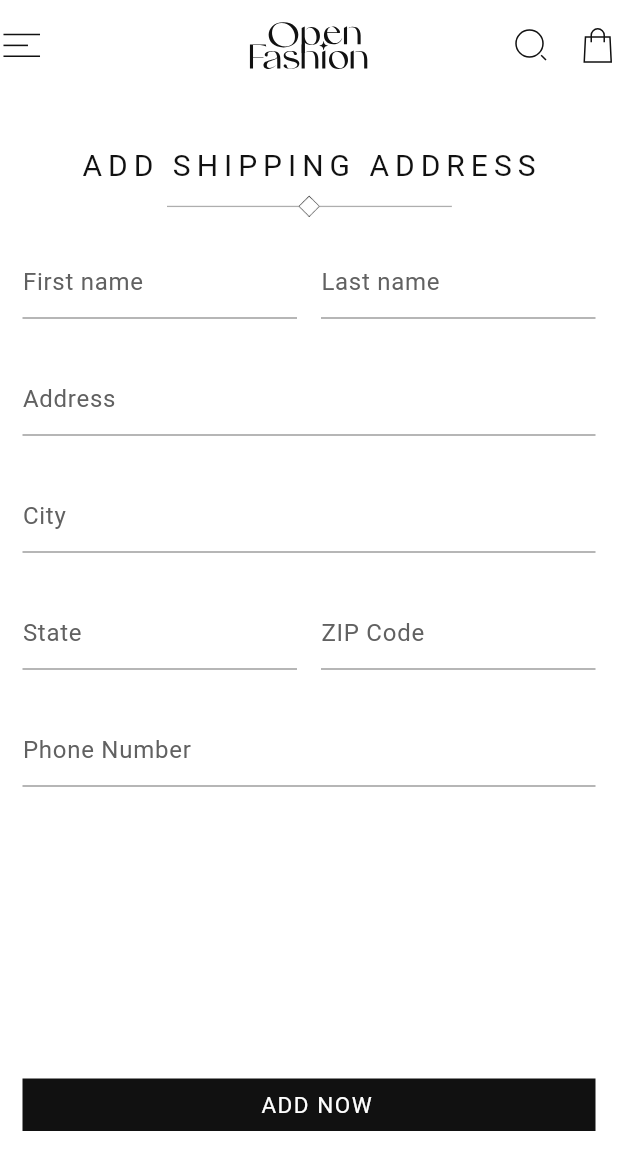
After one commit to ahmedsalehalzabr/Open_Fashion, a Flutter app: the AddAddress screen opened directly, on a phone screen of 412 x 824 dp. The commit adds this screen. Shown: the top 1170 px of the screen. Run offline on Flutter 3.47's test engine with Material 3 defaults, Android fonts, the phone set to English and light mode, and no system bars; our stand-ins replace flutter_svg, gap, ionicons; Roboto replaces fonts that are missing (TenorSans).

Commit message:
Done Add AddAddress Screen

```diff
--- /dev/null
+++ b/lib/Screens/add_address.dart
@@ -0,0 +1,155 @@
+import 'package:flutter/material.dart';
+import 'package:gap/gap.dart';
+import 'package:open_fashion/components/custom_appbar.dart';
+import 'package:open_fashion/components/header.dart';
+import '../components/custom_button.dart';
+import '../components/custom_text_field.dart';
+
+class AddAddress extends StatefulWidget {
+  const AddAddress({
+    super.key,
+    this.editData,
+  });
+
+  final dynamic editData;
+
+
+  @override
+  State<AddAddress> createState() => _AddAddressState();
+}
+
+class _AddAddressState extends State<AddAddress> {
+  final firstNameController = TextEditingController();
+  final lastNameController = TextEditingController();
+  final addressController = TextEditingController();
+  final cityController = TextEditingController();
+  final stateController = TextEditingController();
+  final zipCodeController = TextEditingController();
+  final phoneController = TextEditingController();
+
+  final _formKey = GlobalKey<FormState>();
+
+  @override
+  void dispose() {
+    firstNameController.dispose();
+    lastNameController.dispose();
+    addressController.dispose();
+    cityController.dispose();
+    stateController.dispose();
+    zipCodeController.dispose();
+    phoneController.dispose();
+    super.dispose();
+  }
+
+  @override
+  void initState() {
+    if(widget.editData != null) {
+      firstNameController.text = widget.editData['first'] ?? "";
+      lastNameController.text = widget.editData['last'] ?? "";
+      addressController.text = widget.editData['address'] ?? "";
+      cityController.text = widget.editData['city'] ?? "";
+      stateController.text = widget.editData['state'] ?? "";
+      zipCodeController.text = widget.editData['Zip'] ?? "";
+      phoneController.text = widget.editData['phone'] ?? "";
+    }
+    super.initState();
+  }
+
+
+  @override
+  Widget build(BuildContext context) {
+    return Scaffold(
+      appBar: CustomAppbar(isBlackk: false),
+
+      body: Padding(
+        padding: const EdgeInsets.symmetric(horizontal: 15),
+        child: Column(
+          children: [
+
+            Header(title: "Add shipping address"),
+
+            Form(
+              key: _formKey,
+              child: Column(
+                children: [
+                  Row(
+                    children: [
+                      Expanded(
+                        child: CustomTextField(
+                          label: 'First name',
+                          controller: firstNameController,
+                        ),
+                      ),
+                      const SizedBox(width: 16),
+                      Expanded(
+                        child: CustomTextField(
+                          label: 'Last name',
+                          controller: lastNameController,
+                        ),
+                      ),
+                    ],
+                  ),
+                  Gap(30),
+                  CustomTextField(label: 'Address', controller: addressController),
+                  Gap(30),
+                  CustomTextField(label: 'City', controller: cityController),
+                  Gap(30),
+                  Row(
+                    children: [
+                      Expanded(
+                        child: CustomTextField(
+                          label: 'State',
+                          controller: stateController,
+                        ),
+                      ),
+                      const SizedBox(width: 16),
+                      Expanded(
+                        child: CustomTextField(
+                          label: 'ZIP Code',
+                          controller: zipCodeController,
+                        ),
+                      ),
+                    ],
+                  ),
+                  Gap(30),
+                  CustomTextField(
+                    label: 'Phone Number',
+                    controller: phoneController,
+                  ),
+                ],
+              ),
+            ),
+
+
+            Spacer(),
+
+
+            CustomButton(
+              isSvgg: false,
+              title: "Add Now",
+              onTap: () {
+                if(_formKey.currentState!.validate()) {
+                  return;
+                } else {
+                  final data = {
+                    'first' : firstNameController.text,
+                    'last' : lastNameController.text,
+                    'address' : addressController.text,
+                    'Zip' : zipCodeController.text,
+                    'city' : cityController.text,
+                    'phone' : phoneController.text,
+                  };
+                  Navigator.pop(context, data);
+                }
+
+
+              },
+            ),
+
+            Gap(70),
+          ],
+        ),
+      ),
+    );
+  }
+}
--- /dev/null
+++ b/lib/components/custom_text_field.dart
@@ -0,0 +1,29 @@
+import 'package:flutter/material.dart';
+
+class CustomTextField extends StatelessWidget {
+  final String label;
+  final TextEditingController controller;
+
+  const CustomTextField({super.key, required this.label, required this.controller});
+
+  @override
+  Widget build(BuildContext context) {
+    return TextFormField(
+      controller: controller,
+      validator: (v) => "Please Fill The Field",
+      decoration: InputDecoration(
+        hintText: label,
+        hintStyle: TextStyle(
+          fontFamily: "TenorSans",
+          color: Colors.grey.shade700,
+        ),
+        enabledBorder: const UnderlineInputBorder(
+          borderSide: BorderSide(color: Colors.grey),
+        ),
+        focusedBorder: const UnderlineInputBorder(
+          borderSide: BorderSide(color: Colors.black),
+        ),
+      ),
+    );
+  }
+}
--- a/lib/components/header.dart
+++ b/lib/components/header.dart
@@ -16,8 +16,8 @@ final String title;
           child: CustomText(
             text: title.toUpperCase(),
             color: AppColors.primary,
-            spacing: 10,
-            size: 25,),
+            spacing: 4,
+            size: 20,),
         ),
         Gap(10),
         Image.asset("assets/svgs/line.png",width: 190,color: Colors.black,),
```
Also changed, not shown: lib/Screens/place_order.dart (+45 -8 lines).
